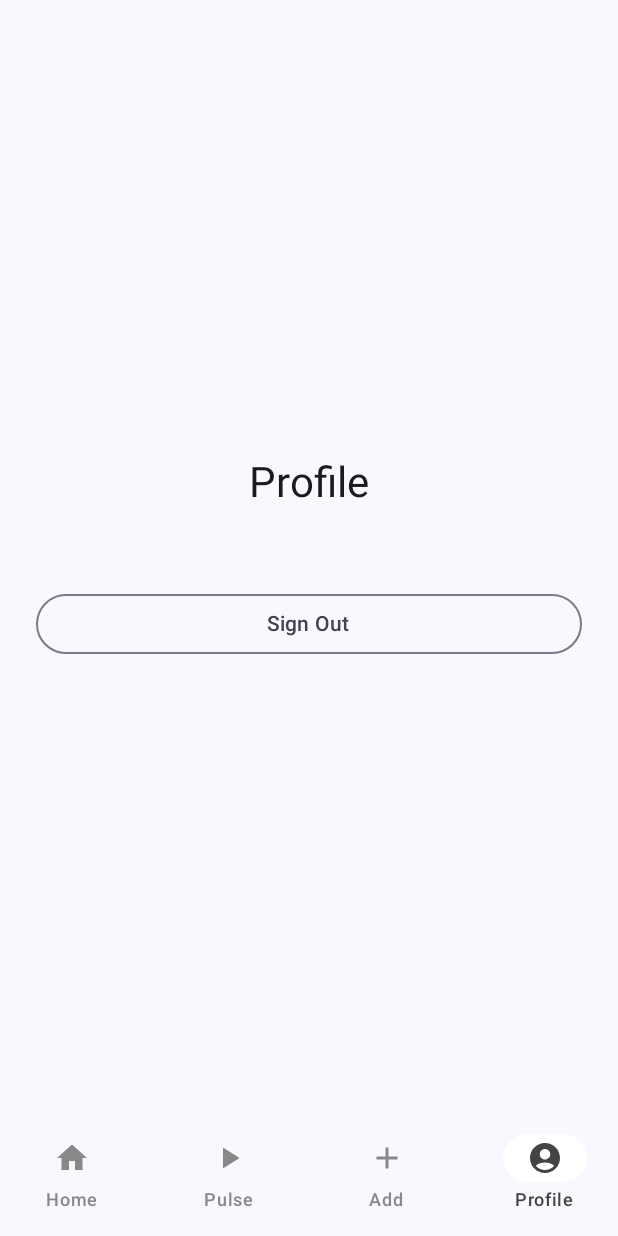
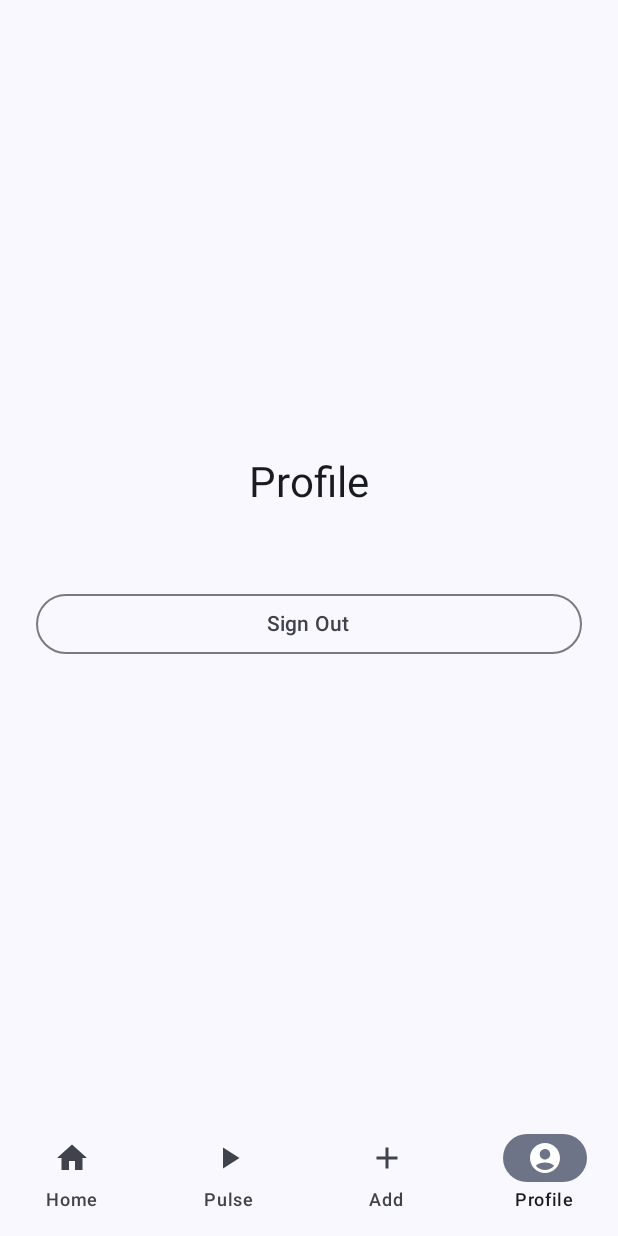
Before and after one commit to darius-gheorghe/LogeOn, an Android app built with Jetpack Compose: the profile screen opened through its navigation route, on a phone screen of 412 x 824 dp. Run offline under Robolectric (Android 15) with nearby library versions, the phone set to English and light mode, and no system bars; our stand-ins replace Dagger/Hilt's generated code, Firebase (no records; nobody signed in at launch, a user with empty details on screens opened directly); libraries missing offline, so code that uses them is left out: androidx.hilt.lifecycle.

Commit message:
Added ThemeRepository and updated MainActivity and bottom navigation bar to use theme and themed colors.

```diff
--- a/app/src/main/java/com/sapphyx/logeon/ui/composable/navigation/LogeOnBottomNavigationBar.kt
+++ b/app/src/main/java/com/sapphyx/logeon/ui/composable/navigation/LogeOnBottomNavigationBar.kt
@@ -1,6 +1,7 @@
 package com.sapphyx.logeon.ui.composable.navigation
 
 import androidx.compose.material3.Icon
+import androidx.compose.material3.MaterialTheme
 import androidx.compose.material3.NavigationBar
 import androidx.compose.material3.NavigationBarItem
 import androidx.compose.material3.NavigationBarItemDefaults
@@ -28,7 +29,6 @@ fun LogeOnBottomNavigationBar(
     NavigationBar(
         containerColor = Color.Transparent
     ) {
-
         val navBackStackEntry by navController.currentBackStackEntryAsState()
         val currentRoute = navBackStackEntry?.destination?.route
 
@@ -46,11 +46,11 @@ fun LogeOnBottomNavigationBar(
                 },
                 selected = item.route == currentRoute,
                 colors = NavigationBarItemDefaults.colors(
-                    selectedIconColor = Color.DarkGray,
-                    unselectedTextColor = Color.Gray,
-                    selectedTextColor = Color.DarkGray,
-                    unselectedIconColor = Color.Gray,
-                    indicatorColor = Color.White,
+                    selectedIconColor = MaterialTheme.colorScheme.onSecondaryContainer,
+                    selectedTextColor = MaterialTheme.colorScheme.onSurface,
+                    indicatorColor = MaterialTheme.colorScheme.secondaryContainer,
+                    unselectedIconColor = MaterialTheme.colorScheme.onSurfaceVariant,
+                    unselectedTextColor = MaterialTheme.colorScheme.onSurfaceVariant
                 ),
                 onClick = {
                     action(item)
```
Also changed, not shown: app/src/main/java/com/sapphyx/logeon/MainActivity.kt (+39 -3 lines), app/src/main/java/com/sapphyx/logeon/data/repository/ThemeRepository.kt (added, +41 -0 lines), 1 other file.
